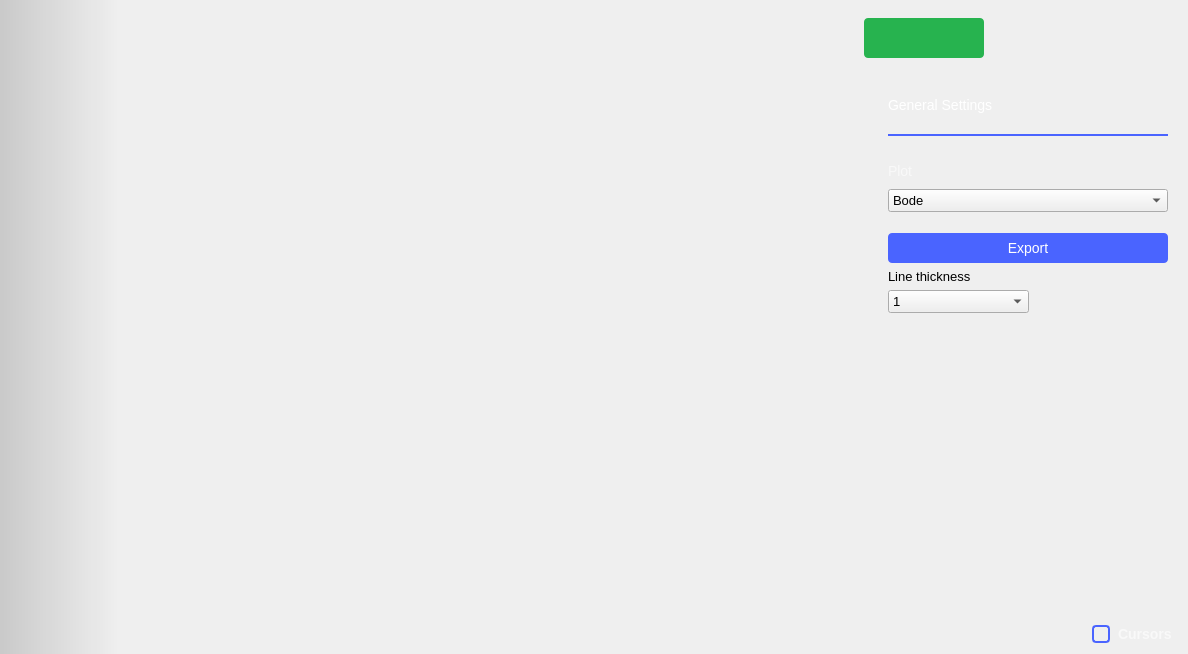
The window that ui/network_analyzer.ui (analogdevicesinc/scopy) describes before a commit, drawn with Qt 5.
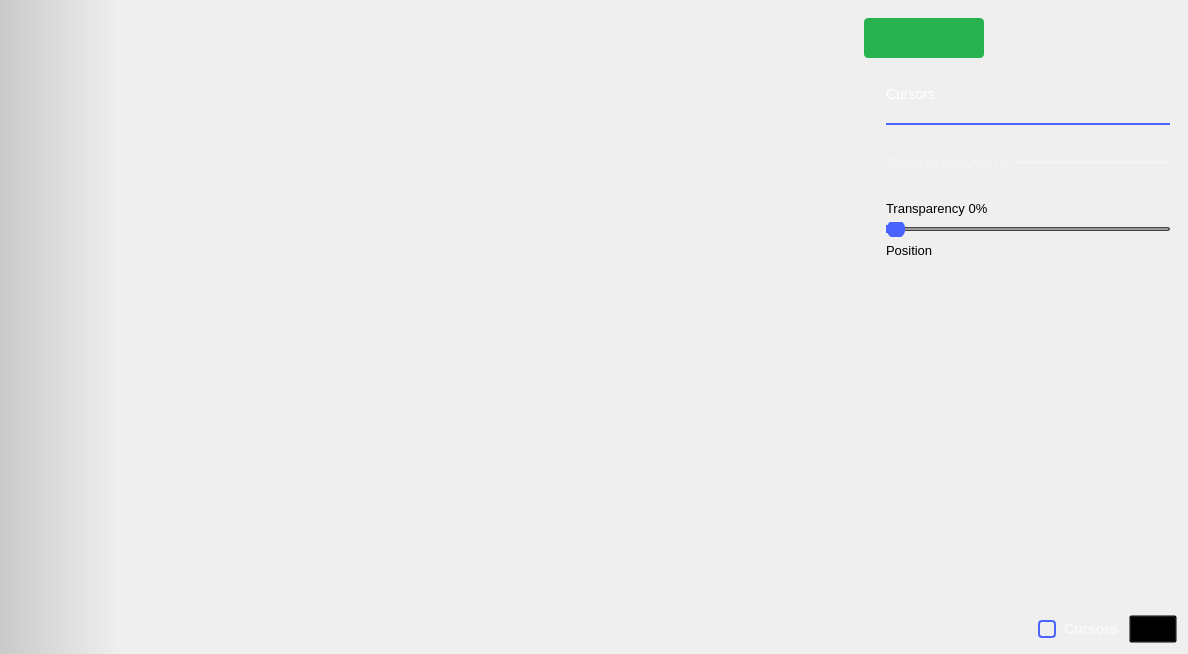
The same window after the commit. The open tabs and pages were chosen to show the change. Icons and pictures are not drawn. Custom widgets are drawn as their Qt base class.

Commit message: NetworkAnalyzer: add cursors settings

What changed in the file:
```diff
--- a/ui/network_analyzer.ui
+++ b/ui/network_analyzer.ui
@@ -1562,6 +1562,257 @@
                  </item>
                 </layout>
                </widget>
+               <widget class="QWidget" name="page_5">
+                <layout class="QVBoxLayout" name="verticalLayout_12">
+                 <property name="leftMargin">
+                  <number>18</number>
+                 </property>
+                 <property name="rightMargin">
+                  <number>18</number>
+                 </property>
+                 <item>
+                  <widget class="QLabel" name="label_8">
+                   <property name="styleSheet">
+                    <string notr="true">	color: white;
+	font-size: 14px;
+	font-weight: normal;</string>
+                   </property>
+                   <property name="text">
+                    <string>Cursors</string>
+                   </property>
+                  </widget>
+                 </item>
+                 <item>
+                  <spacer name="verticalSpacer_9">
+                   <property name="orientation">
+                    <enum>Qt::Vertical</enum>
+                   </property>
+                   <property name="sizeType">
+                    <enum>QSizePolicy::Fixed</enum>
+                   </property>
+                   <property name="sizeHint" stdset="0">
+                    <size>
+                     <width>20</width>
+                     <height>15</height>
+                    </size>
+                   </property>
+                  </spacer>
+                 </item>
+                 <item>
+                  <widget class="Line" name="line_7">
+                   <property name="sizePolicy">
+                    <sizepolicy hsizetype="Expanding" vsizetype="Fixed">
+                     <horstretch>0</horstretch>
+                     <verstretch>0</verstretch>
+                    </sizepolicy>
+                   </property>
+                   <property name="minimumSize">
+                    <size>
+                     <width>0</width>
+                     <height>2</height>
+                    </size>
+                   </property>
+                   <property name="maximumSize">
+                    <size>
+                     <width>16777215</width>
+                     <height>2</height>
+                    </size>
+                   </property>
+                   <property name="styleSheet">
+                    <string notr="true">border: 2px solid rgb(74, 100, 255);</string>
+                   </property>
+                   <property name="orientation">
+                    <enum>Qt::Horizontal</enum>
+                   </property>
+                  </widget>
+                 </item>
+                 <item>
+                  <layout class="QVBoxLayout" name="verticalLayout_17">
+                   <property name="bottomMargin">
+                    <number>0</number>
+                   </property>
+                   <item>
+                    <spacer name="verticalSpacer_10">
+                     <property name="orientation">
+                      <enum>Qt::Vertical</enum>
+                     </property>
+                     <property name="sizeType">
+                      <enum>QSizePolicy::Fixed</enum>
+                     </property>
+                     <property name="sizeHint" stdset="0">
+                      <size>
+                       <width>20</width>
+                       <height>25</height>
+                      </size>
+                     </property>
+                    </spacer>
+                   </item>
+                   <item>
+                    <layout class="QHBoxLayout" name="horizontalLayout_12">
+                     <property name="bottomMargin">
+                      <number>0</number>
+                     </property>
+                     <item>
+                      <widget class="QLabel" name="label_10">
+                       <property name="styleSheet">
+                        <string notr="true">QLabel {
+		font-size: 12px;
+		color: rgba(255, 255, 255, 70);
+	}</string>
+                       </property>
+                       <property name="text">
+                        <string>CURSOR READOUTS</string>
+                       </property>
+                      </widget>
+                     </item>
+                     <item>
+                      <widget class="Line" name="line_8">
+                       <property name="sizePolicy">
+                        <sizepolicy hsizetype="Expanding" vsizetype="Fixed">
+                         <horstretch>0</horstretch>
+                         <verstretch>0</verstretch>
+                        </sizepolicy>
+                       </property>
+                       <property name="minimumSize">
+                        <size>
+                         <width>0</width>
+                         <height>1</height>
+                        </size>
+                       </property>
+                       <property name="maximumSize">
+                        <size>
+                         <width>16777215</width>
+                         <height>1</height>
+                        </size>
+                       </property>
+                       <property name="styleSheet">
+                        <string notr="true">border: 1px solid rgba(255, 255, 255, 70);</string>
+                       </property>
+                       <property name="orientation">
+                        <enum>Qt::Horizontal</enum>
+                       </property>
+                      </widget>
+                     </item>
+                    </layout>
+                   </item>
+                   <item>
+                    <spacer name="verticalSpacer_11">
+                     <property name="orientation">
+                      <enum>Qt::Vertical</enum>
+                     </property>
+                     <property name="sizeType">
+                      <enum>QSizePolicy::Fixed</enum>
+                     </property>
+                     <property name="sizeHint" stdset="0">
+                      <size>
+                       <width>20</width>
+                       <height>25</height>
+                      </size>
+                     </property>
+                    </spacer>
+                   </item>
+                  </layout>
+                 </item>
+                 <item>
+                  <widget class="QLabel" name="transLabel">
+                   <property name="text">
+                    <string>Transparency 0%</string>
+                   </property>
+                  </widget>
+                 </item>
+                 <item>
+                  <widget class="QSlider" name="horizontalSlider">
+                   <property name="styleSheet">
+                    <string notr="true">QSlider::groove {
+    border: 1px solid #444444;
+    height: 2px; /* the groove expands to the size of the slider by default. by giving it a height, it has a fixed size */
+    background: #999999;
+    margin: 2px 0;
+    border-radius: 2px;
+}
+
+QSlider::handle {
+    background: rgb(73, 99, 255);
+    border: 0px solid;
+    width: 18px;
+    margin: -8px 0; /* handle is placed by default on the contents rect of the groove. Expand outside the groove */
+    border-radius: 8px;
+}
+
+QSlider::handle:disabled {
+    background: #444444;
+}
+
+QSlider::sub-page:horizontal {
+    background: #4A64FF;
+}</string>
+                   </property>
+                   <property name="maximum">
+                    <number>100</number>
+                   </property>
+                   <property name="orientation">
+                    <enum>Qt::Horizontal</enum>
+                   </property>
+                  </widget>
+                 </item>
+                 <item>
+                  <widget class="QLabel" name="label_9">
+                   <property name="text">
+                    <string>Position</string>
+                   </property>
+                  </widget>
+                 </item>
+                 <item>
+                  <layout class="QHBoxLayout" name="horizontalLayout_11">
+                   <property name="bottomMargin">
+                    <number>0</number>
+                   </property>
+                   <item>
+                    <widget class="adiscope::CustomPlotPositionButton" name="posSelect" native="true">
+                     <property name="sizePolicy">
+                      <sizepolicy hsizetype="Fixed" vsizetype="Fixed">
+                       <horstretch>0</horstretch>
+                       <verstretch>0</verstretch>
+                      </sizepolicy>
+                     </property>
+                     <property name="minimumSize">
+                      <size>
+                       <width>80</width>
+                       <height>80</height>
+                      </size>
+                     </property>
+                    </widget>
+                   </item>
+                   <item>
+                    <spacer name="horizontalSpacer_5">
+                     <property name="orientation">
+                      <enum>Qt::Horizontal</enum>
+                     </property>
+                     <property name="sizeHint" stdset="0">
+                      <size>
+                       <width>40</width>
+                       <height>20</height>
+                      </size>
+                     </property>
+                    </spacer>
+                   </item>
+                  </layout>
+                 </item>
+                 <item>
+                  <spacer name="verticalSpacer_8">
+                   <property name="orientation">
+                    <enum>Qt::Vertical</enum>
+                   </property>
+                   <property name="sizeHint" stdset="0">
+                    <size>
+                     <width>20</width>
+                     <height>40</height>
+                    </size>
+                   </property>
+                  </spacer>
+                 </item>
+                </layout>
+               </widget>
               </widget>
              </item>
             </layout>
@@ -1601,7 +1852,7 @@
         <item>
          <layout class="QHBoxLayout" name="horizontalLayout_10">
           <property name="spacing">
-           <number>20</number>
+           <number>6</number>
           </property>
           <property name="leftMargin">
            <number>11</number>
@@ -1648,6 +1899,40 @@
             </property>
            </widget>
           </item>
+          <item>
+           <widget class="adiscope::CustomPushButton" name="btnCursors">
+            <property name="enabled">
+             <bool>false</bool>
+            </property>
+            <property name="styleSheet">
+             <string notr="true">QPushButton {
+  width: 40px;
+  height: 20px;
+  background-color: transparent;
+}
+QPushButton:pressed { border-image: url(:/icons/setup_btn_checked.svg); }
+QPushButton:!pressed { border-image: url(:/icons/setup_btn_unchecked.svg); }
+QPushButton:hover:!pressed:!checked { border-image: url(:/icons/setup_btn_hover.svg); }
+QPushButton:checked { border-image: url(:/icons/setup_btn_checked.svg); }
+
+QLabel {
+  font-size: 14px;
+  font-weight: bold;
+  
+  color: rgba(255, 255, 255, 153);
+}</string>
+            </property>
+            <property name="text">
+             <string/>
+            </property>
+            <property name="checkable">
+             <bool>true</bool>
+            </property>
+            <attribute name="buttonGroup">
+             <string notr="true">buttonGroup</string>
+            </attribute>
+           </widget>
+          </item>
          </layout>
         </item>
        </layout>
@@ -1692,6 +1977,12 @@
    <extends>QPushButton</extends>
    <header>customPushButton.hpp</header>
   </customwidget>
+  <customwidget>
+   <class>adiscope::CustomPlotPositionButton</class>
+   <extends>QWidget</extends>
+   <header>customplotpositionbutton.h</header>
+   <container>1</container>
+  </customwidget>
  </customwidgets>
  <resources>
   <include location="../resources/resources.qrc"/>
```
Left out of the diff: 2 changed lines with no effect on the pictures. The commit also changes 4 other files.
